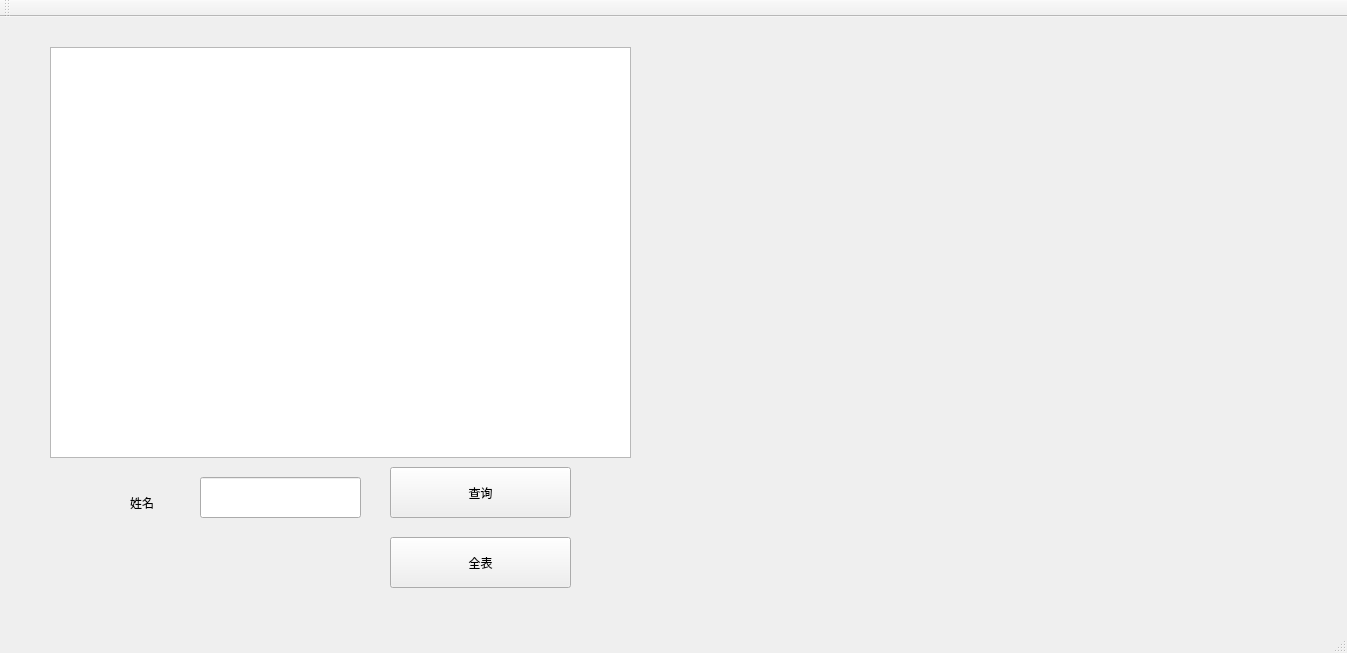
First picture: the form in Housegoods_Management/mainwindow.ui, repository winter-jin/Household-Goods-Management-System, before the edit.
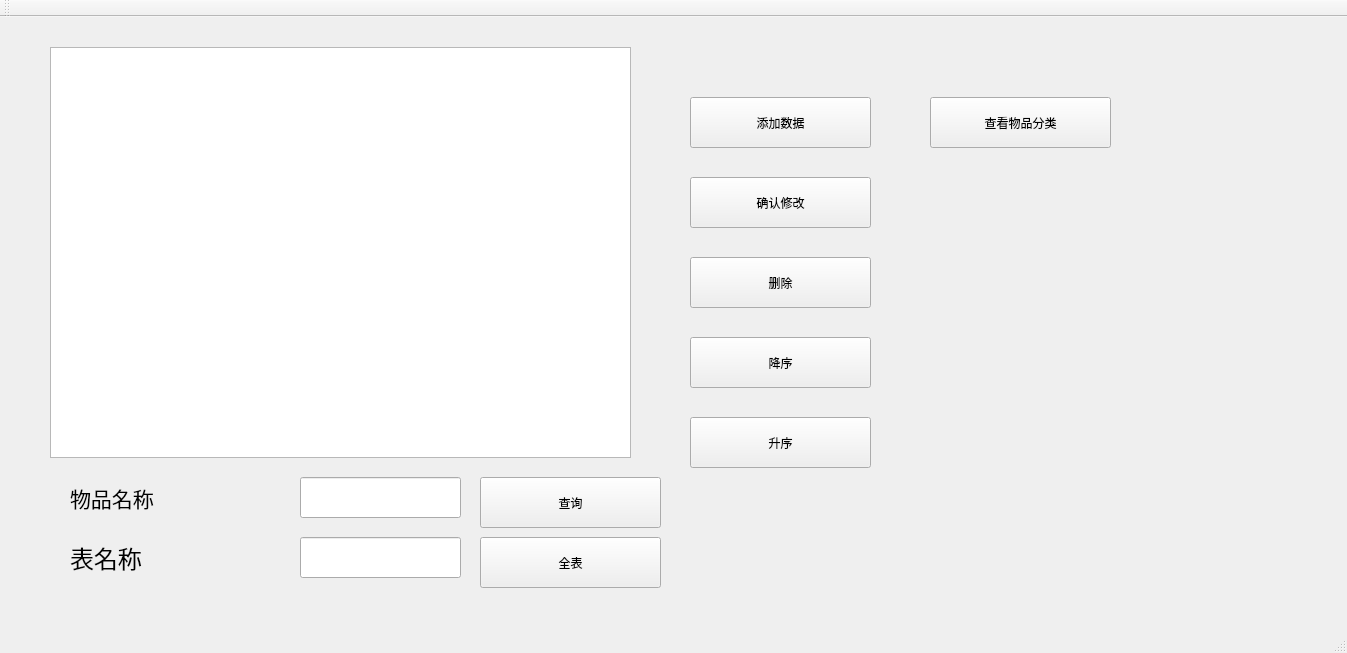
Second picture: the form after the edit.

```diff
--- a/Housegoods_Management/mainwindow.ui
+++ b/Housegoods_Management/mainwindow.ui
@@ -17,8 +17,8 @@
    <widget class="QPushButton" name="pushButton_2">
     <property name="geometry">
      <rect>
-      <x>390</x>
-      <y>450</y>
+      <x>480</x>
+      <y>460</y>
       <width>181</width>
       <height>51</height>
      </rect>
@@ -40,7 +40,7 @@
    <widget class="QLineEdit" name="lineEdit">
     <property name="geometry">
      <rect>
-      <x>200</x>
+      <x>300</x>
       <y>460</y>
       <width>161</width>
       <height>41</height>
@@ -50,7 +50,7 @@
    <widget class="QPushButton" name="pushButton_1">
     <property name="geometry">
      <rect>
-      <x>390</x>
+      <x>480</x>
       <y>520</y>
       <width>181</width>
       <height>51</height>
@@ -63,14 +63,127 @@
    <widget class="QLabel" name="label">
     <property name="geometry">
      <rect>
-      <x>130</x>
-      <y>470</y>
-      <width>31</width>
-      <height>31</height>
+      <x>70</x>
+      <y>460</y>
+      <width>181</width>
+      <height>41</height>
      </rect>
     </property>
+    <property name="font">
+     <font>
+      <family>Agency FB</family>
+      <pointsize>16</pointsize>
+     </font>
+    </property>
     <property name="text">
-     <string>姓名</string>
+     <string>物品名称</string>
+    </property>
+   </widget>
+   <widget class="QPushButton" name="pushButton_3">
+    <property name="geometry">
+     <rect>
+      <x>690</x>
+      <y>80</y>
+      <width>181</width>
+      <height>51</height>
+     </rect>
+    </property>
+    <property name="text">
+     <string>添加数据</string>
+    </property>
+   </widget>
+   <widget class="QPushButton" name="pushButton_4">
+    <property name="geometry">
+     <rect>
+      <x>690</x>
+      <y>160</y>
+      <width>181</width>
+      <height>51</height>
+     </rect>
+    </property>
+    <property name="text">
+     <string>确认修改</string>
+    </property>
+   </widget>
+   <widget class="QPushButton" name="pushButton_5">
+    <property name="geometry">
+     <rect>
+      <x>690</x>
+      <y>240</y>
+      <width>181</width>
+      <height>51</height>
+     </rect>
+    </property>
+    <property name="text">
+     <string>删除</string>
+    </property>
+   </widget>
+   <widget class="QPushButton" name="pushButton_6">
+    <property name="geometry">
+     <rect>
+      <x>690</x>
+      <y>320</y>
+      <width>181</width>
+      <height>51</height>
+     </rect>
+    </property>
+    <property name="text">
+     <string>降序</string>
+    </property>
+   </widget>
+   <widget class="QPushButton" name="pushButton_7">
+    <property name="geometry">
+     <rect>
+      <x>690</x>
+      <y>400</y>
+      <width>181</width>
+      <height>51</height>
+     </rect>
+    </property>
+    <property name="text">
+     <string>升序</string>
+    </property>
+   </widget>
+   <widget class="QPushButton" name="pushButton_8">
+    <property name="geometry">
+     <rect>
+      <x>930</x>
+      <y>80</y>
+      <width>181</width>
+      <height>51</height>
+     </rect>
+    </property>
+    <property name="text">
+     <string>查看物品分类</string>
+    </property>
+   </widget>
+   <widget class="QLabel" name="label_2">
+    <property name="geometry">
+     <rect>
+      <x>70</x>
+      <y>520</y>
+      <width>191</width>
+      <height>41</height>
+     </rect>
+    </property>
+    <property name="font">
+     <font>
+      <family>Agency FB</family>
+      <pointsize>18</pointsize>
+     </font>
+    </property>
+    <property name="text">
+     <string>表名称</string>
+    </property>
+   </widget>
+   <widget class="QLineEdit" name="lineEdit_2">
+    <property name="geometry">
+     <rect>
+      <x>300</x>
+      <y>520</y>
+      <width>161</width>
+      <height>41</height>
+     </rect>
     </property>
    </widget>
   </widget>
```
